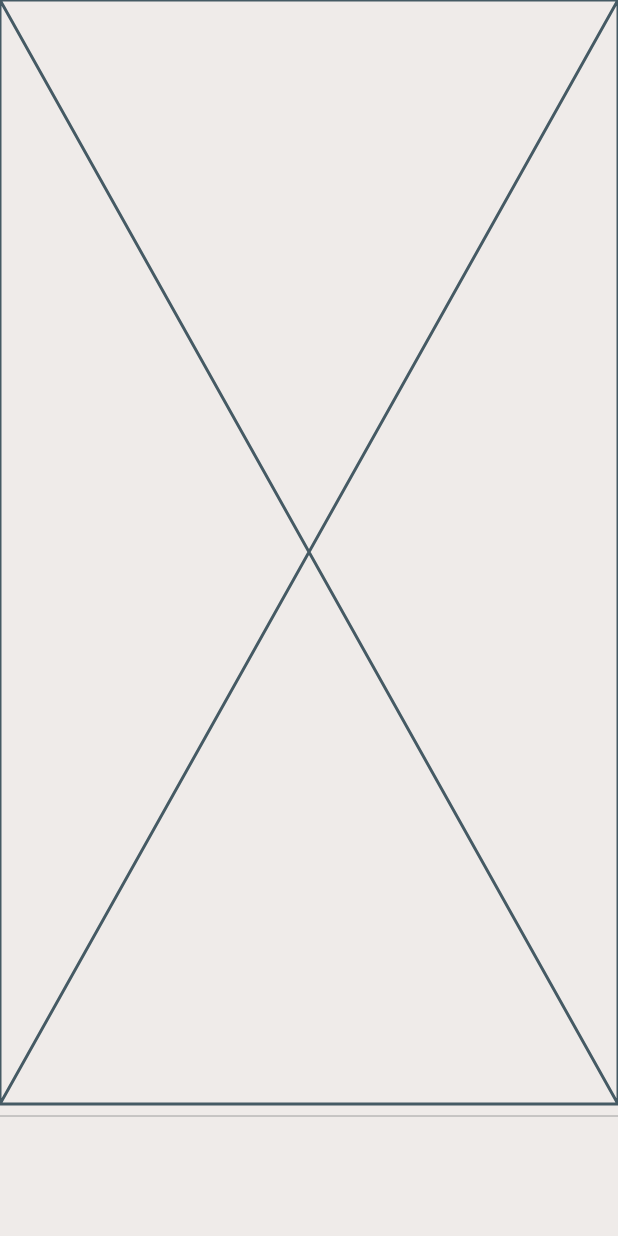
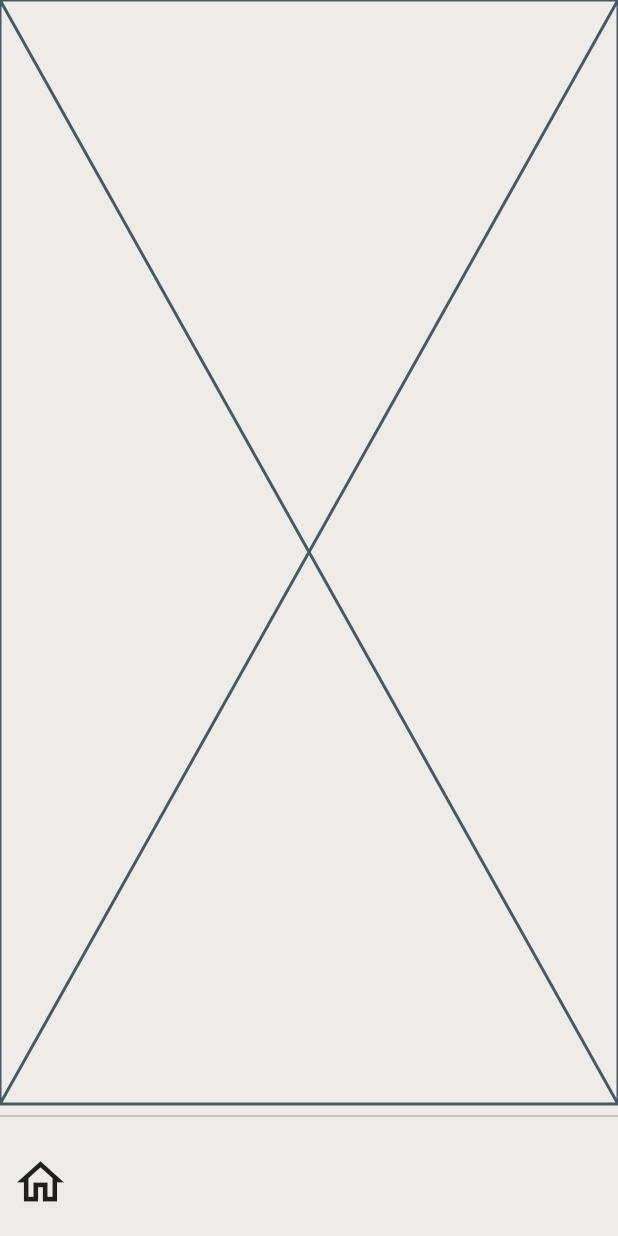
Before and after one commit to JAICHANGPARK/flutter_notebook_19th_story, a Flutter app: the screen it shows after launch, on a phone screen of 412 x 824 dp. Run offline on Flutter 3.47's test engine with Material 2 defaults, Android fonts, the phone set to English and light mode, and no system bars; our stand-ins replace bubble_tab_indicator, cached_network_image, countup, fl_chart, flutter_riverpod, freezed_annotation and 3 more.

Commit message:
Update e_course_home_page.dart

```diff
--- a/lib/ep1148_e_course_app/src/ui/e_course_home_page.dart
+++ b/lib/ep1148_e_course_app/src/ui/e_course_home_page.dart
@@ -21,6 +21,17 @@ class _ECourseHomePageState extends State<ECourseHomePage> {
           Container(
             height: 72,
             decoration: BoxDecoration(),
+            child: Row(
+              children: [
+                IconButton(
+                  onPressed: () {},
+                  icon: Icon(
+                    Icons.home_outlined,
+                  ),
+                  iconSize: 38,
+                )
+              ],
+            ),
           )
         ],
       ),
```
